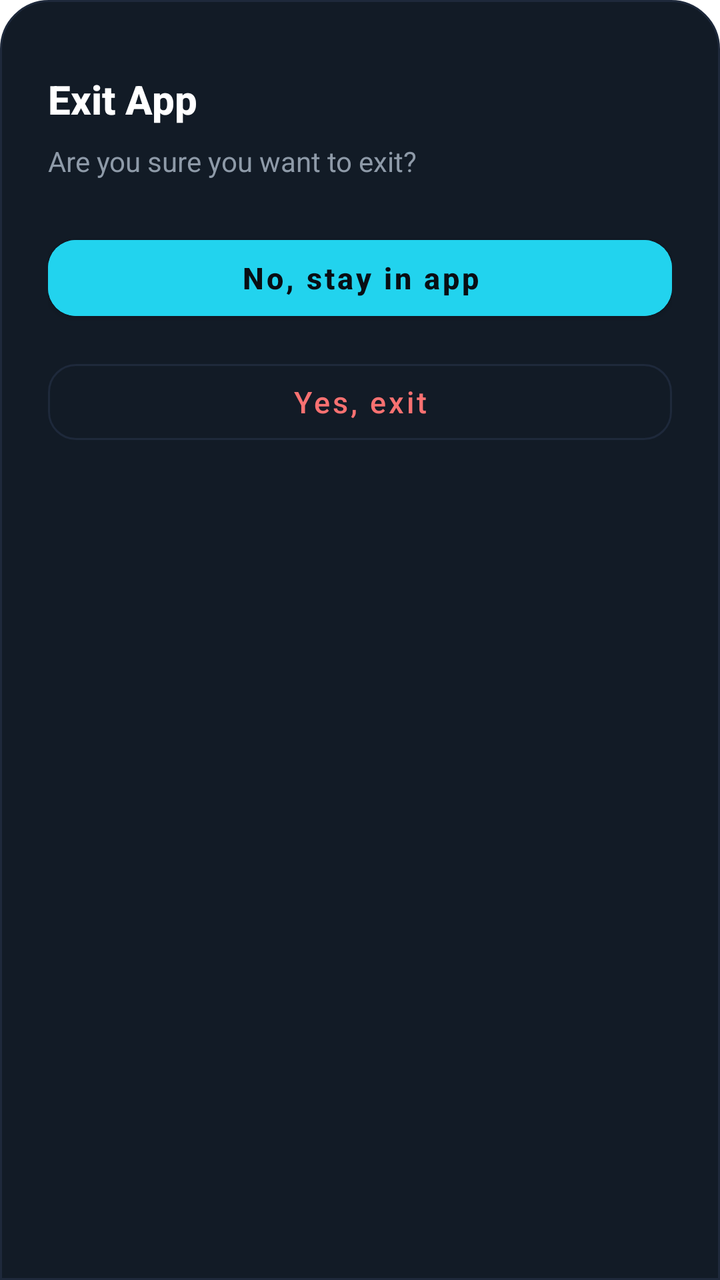
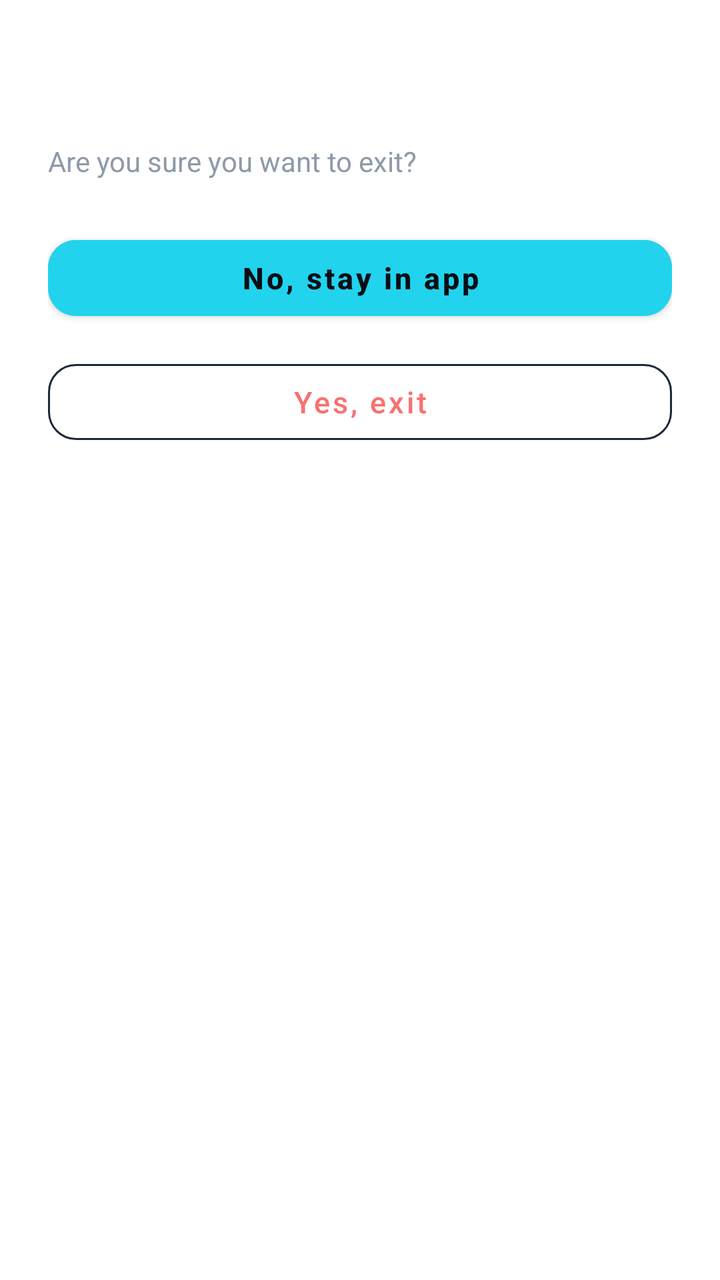

Two renders of the same Android screen: before a commit and after it. Below are the layout's source before the change and the commit's diff.
<!-- AndroidManifest.xml: application theme Theme.BeatFlow -->
<!-- res/layout/bottom_sheet_exit_confirmation.xml -->
<?xml version="1.0" encoding="utf-8"?>
<LinearLayout
    xmlns:android="http://schemas.android.com/apk/res/android"
    xmlns:app="http://schemas.android.com/apk/res-auto"
    android:layout_width="match_parent"
    android:layout_height="wrap_content"
    android:background="@drawable/bg_bottom_sheet"
    android:orientation="vertical"
    android:paddingHorizontal="24dp"
    android:paddingTop="12dp"
    android:paddingBottom="28dp">

    
    <View
        android:layout_width="36dp"
        android:layout_height="4dp"
        android:layout_gravity="center_horizontal"
        android:background="@drawable/bg_tab_indicator"
        android:backgroundTint="#2C3A4B" />

    
    <TextView
        android:id="@+id/tvExitTitle"
        android:layout_width="match_parent"
        android:layout_height="wrap_content"
        android:layout_marginTop="20dp"
        android:fontFamily="sans-serif-medium"
        android:text="@string/exit_dialog_title"
        android:textColor="@color/home_text_primary"
        android:textSize="20sp"
        android:textStyle="bold" />

    
    <TextView
        android:id="@+id/tvExitMessage"
        android:layout_width="match_parent"
        android:layout_height="wrap_content"
        android:layout_marginTop="8dp"
        android:fontFamily="sans-serif"
        android:text="@string/exit_dialog_message"
        android:textColor="@color/home_text_secondary"
        android:textSize="14sp" />

    
    <com.google.android.material.button.MaterialButton
        android:id="@+id/btnStayInApp"
        android:layout_width="match_parent"
        android:layout_height="50dp"
        android:layout_marginTop="24dp"
        android:backgroundTint="@color/home_accent_cyan"
        android:fontFamily="sans-serif-medium"
        android:text="@string/btn_stay_in_app"
        android:textAllCaps="false"
        android:textColor="@color/home_text_dark"
        android:textSize="15sp"
        android:textStyle="bold"
        app:cornerRadius="14dp"
        app:elevation="0dp" />

    
    <com.google.android.material.button.MaterialButton
        android:id="@+id/btnExitApp"
        style="@style/Widget.MaterialComponents.Button.OutlinedButton"
        android:layout_width="match_parent"
        android:layout_height="50dp"
        android:layout_marginTop="12dp"
        android:fontFamily="sans-serif-medium"
        android:text="@string/btn_exit_app"
        android:textAllCaps="false"
        android:textColor="#F87171"
        android:textSize="15sp"
        app:cornerRadius="14dp"
        app:strokeColor="#1E293B"
        app:strokeWidth="1dp" />

</LinearLayout>
<!-- resources referenced by this layout -->
<resources>
  <color name="home_accent_cyan">#22D3EE</color>
  <color name="home_text_dark">#090E14</color>
  <color name="home_text_primary">#FFFFFF</color>
  <color name="home_text_secondary">#8E9AA8</color>
  <!-- drawable bg_bottom_sheet (drawable) -->
  <?xml version="1.0" encoding="utf-8"?>
  <shape xmlns:android="http://schemas.android.com/apk/res/android"
      android:shape="rectangle">
      <corners
          android:topLeftRadius="24dp"
          android:topRightRadius="24dp"
          android:bottomLeftRadius="0dp"
          android:bottomRightRadius="0dp" />
      <solid android:color="#121B26" />
      <stroke
          android:width="1dp"
          android:color="#1E293B" />
  </shape>
  <!-- drawable bg_tab_indicator (drawable) -->
  <?xml version="1.0" encoding="utf-8"?>
  <layer-list xmlns:android="http://schemas.android.com/apk/res/android">
      <item
          android:bottom="3dp"
          android:left="3dp"
          android:right="3dp"
          android:top="3dp">
          <shape android:shape="rectangle">
              <corners android:radius="11dp" />
              <solid android:color="#0F2432" />
              <stroke
                  android:width="1.2dp"
                  android:color="#205B70" />
          </shape>
      </item>
  </layer-list>
  <string name="btn_exit_app">Yes, exit</string>
  <string name="btn_stay_in_app">No, stay in app</string>
  <string name="exit_dialog_message">Are you sure you want to exit?</string>
  <string name="exit_dialog_title">Exit App</string>
  <style name="Theme.BeatFlow" parent="Theme.MaterialComponents.DayNight.NoActionBar">
  
          <item name="android:statusBarColor">@color/home_background</item>
          <item name="android:navigationBarColor">@color/home_background</item>
          <item name="android:windowDrawsSystemBarBackgrounds">true</item>
          <item name="android:windowLightStatusBar">false</item>
          <item name="colorPrimary">@color/home_accent_cyan</item>
          <item name="colorSecondary">@color/home_accent_cyan</item>
      </style>
  <color name="home_background">#090D14</color>
</resources>

<!-- the commit's change to res/layout/bottom_sheet_exit_confirmation.xml (unified diff, before → after) -->
@@ -4,7 +4,7 @@
     xmlns:app="http://schemas.android.com/apk/res-auto"
     android:layout_width="match_parent"
     android:layout_height="wrap_content"
-    android:background="@drawable/bg_bottom_sheet"
+    android:background="@android:color/transparent"
     android:orientation="vertical"
     android:paddingHorizontal="24dp"
     android:paddingTop="12dp"
<!-- resource entries referenced after the edit -->
@@ -4,20 +4,6 @@
   <color name="home_text_dark">#090E14</color>
   <color name="home_text_primary">#FFFFFF</color>
   <color name="home_text_secondary">#8E9AA8</color>
-  <!-- drawable bg_bottom_sheet (drawable) -->
-  <?xml version="1.0" encoding="utf-8"?>
-  <shape xmlns:android="http://schemas.android.com/apk/res/android"
-      android:shape="rectangle">
-      <corners
-          android:topLeftRadius="24dp"
-          android:topRightRadius="24dp"
-          android:bottomLeftRadius="0dp"
-          android:bottomRightRadius="0dp" />
-      <solid android:color="#121B26" />
-      <stroke
-          android:width="1dp"
-          android:color="#1E293B" />
-  </shape>
   <!-- drawable bg_tab_indicator (drawable) -->
   <?xml version="1.0" encoding="utf-8"?>
   <layer-list xmlns:android="http://schemas.android.com/apk/res/android">
